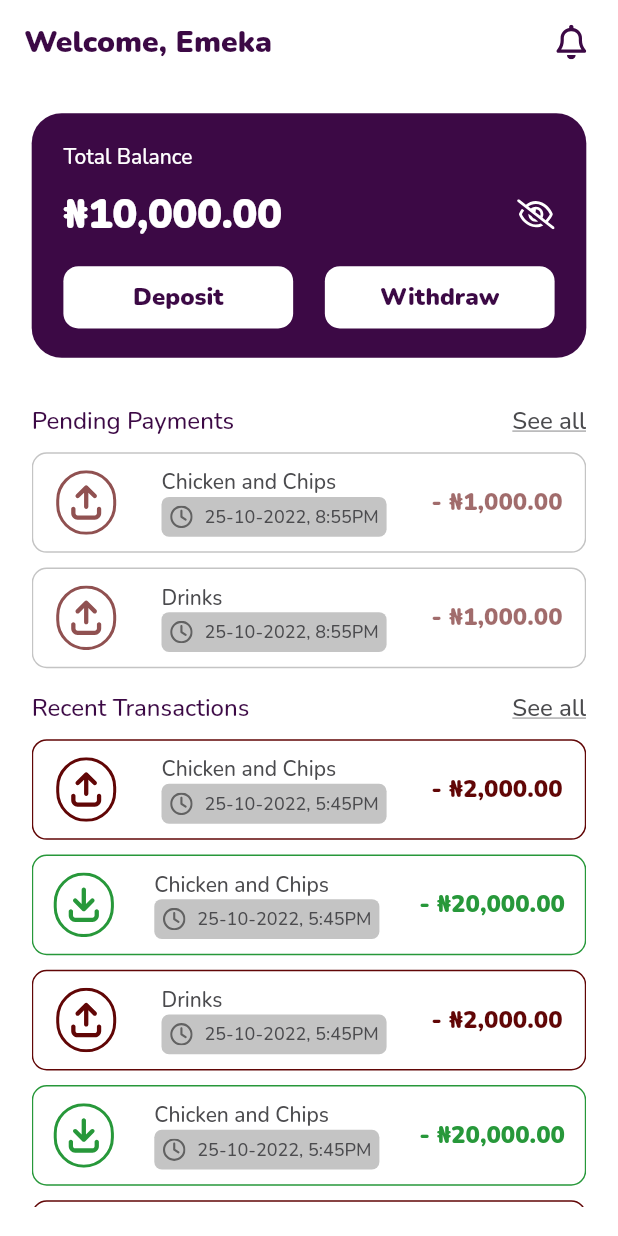
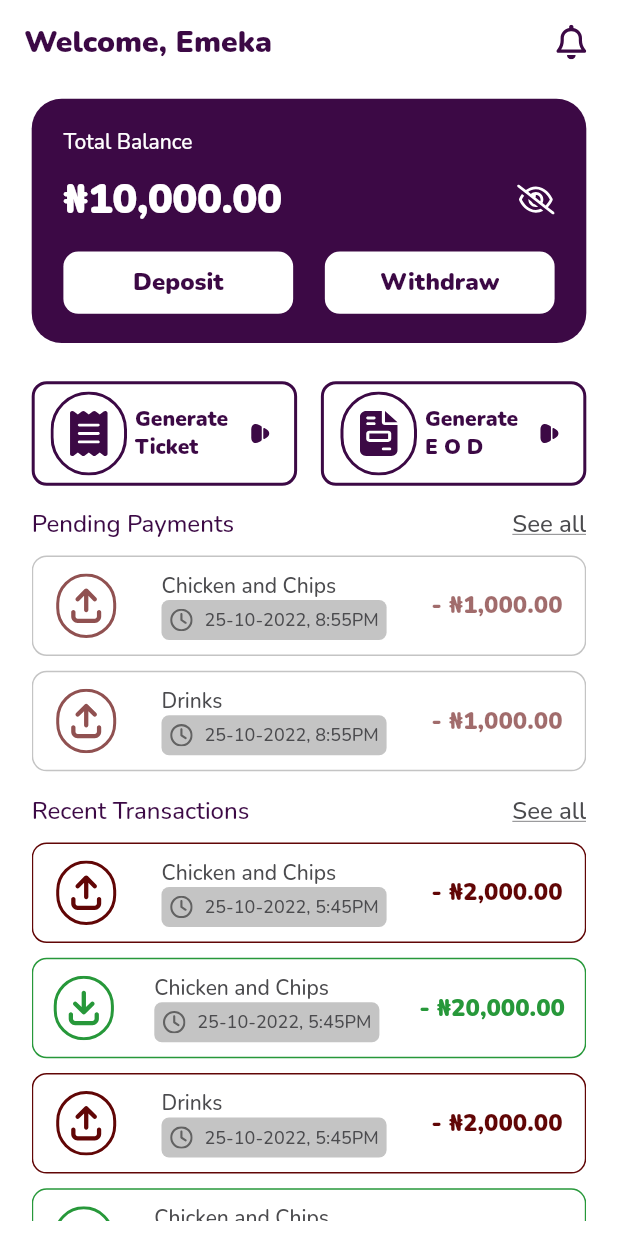
Before and after one commit to maraz-dev/hebron_pay, a Flutter app: the HomeScreen screen opened directly, on a phone screen of 412 x 824 dp. Run offline on Flutter 3.47's test engine with Material 2 defaults, Android fonts, the phone set to English and light mode, and no system bars; our stand-ins replace flutter_native_splash, flutter_svg, pinput.

Commit message:
Ticket Details Beginning

```diff
--- a/lib/constants.dart
+++ b/lib/constants.dart
@@ -32,6 +32,8 @@ String profileAvatar = "assets/images/profileAvatar.png";
 String scanImage = "assets/images/scanImage.png";
 String successTransaction = "assets/images/succesTransaction.png";
 String failedTransaction = "assets/images/failedTransaction.png";
+String qrSampleImage = "assets/images/qrSample.png";
+String qrSample = "assets/images/qrSample.png";
 
 /// Assets - Icons
 String backArrowIcon = "assets/images/icons/backArrow.svg";
@@ -52,6 +54,8 @@ String debitIcon = "assets/images/icons/debitIcon.svg";
 String creditIcon = "assets/images/icons/creditIcon.svg";
 String pendingIcon = "assets/images/icons/pendingIcon.svg";
 String timeIcon = "assets/images/icons/timeIcon.svg";
+String ticketIcon = "assets/images/icons/ticketIcon.svg";
+String eodIcon = "assets/images/icons/eodIcon.svg";
 
 /// PinThemes for default OTP
 PinTheme kDefaultPin(BuildContext context) {
--- a/lib/features/home/presentation/pages/home.dart
+++ b/lib/features/home/presentation/pages/home.dart
@@ -3,6 +3,7 @@
 import 'package:flutter/material.dart';
 import 'package:flutter_svg/flutter_svg.dart';
 import 'package:hebron_pay/constants.dart';
+import 'package:hebron_pay/features/home/presentation/pages/pending_transaction_receipt.dart';
 import 'package:hebron_pay/features/home/presentation/widgets/transaction_card.dart';
 import 'package:hebron_pay/size_config.dart';
 
@@ -35,7 +36,7 @@ class HomeScreen extends StatelessWidget {
       body: Padding(
         padding: EdgeInsets.symmetric(
             horizontal: getProportionateScreenWidth(20),
-            vertical: getProportionateScreenHeight(20)),
+            vertical: getProportionateScreenHeight(10)),
         child: Column(
           children: [
             /// Balcance, Withdraw and Deposit Box
@@ -101,12 +102,87 @@ class HomeScreen extends StatelessWidget {
             SizedBox(height: getProportionateScreenHeight(16)),
 
             /// Ticket and EOD Button
-            SizedBox(height: getProportionateScreenHeight(16)),
+            SizedBox(height: getProportionateScreenHeight(10)),
+            Row(
+              children: [
+                Expanded(
+                  child: GestureDetector(
+                    onTap: () {},
+                    child: Container(
+                      padding: EdgeInsets.symmetric(
+                          horizontal: getProportionateScreenWidth(10),
+                          vertical: getProportionateScreenHeight(5)),
+                      decoration: BoxDecoration(
+                          border: Border.all(
+                            color: kPrimaryColor,
+                            width: 2,
+                          ),
+                          borderRadius: BorderRadius.circular(10)),
+                      child: Row(
+                        mainAxisAlignment: MainAxisAlignment.spaceBetween,
+                        children: [
+                          SvgPicture.asset(ticketIcon),
+                          Text(
+                            'Generate \nTicket',
+                            style: Theme.of(context)
+                                .textTheme
+                                .bodyMedium!
+                                .copyWith(
+                                    color: kPrimaryColor,
+                                    fontWeight: FontWeight.bold),
+                          ),
+                          SvgPicture.asset(
+                            arrowRightIcon,
+                          )
+                        ],
+                      ),
+                    ),
+                  ),
+                ),
+                SizedBox(width: getProportionateScreenWidth(15)),
+                Expanded(
+                  child: GestureDetector(
+                    onTap: () {},
+                    child: Container(
+                      padding: EdgeInsets.symmetric(
+                          horizontal: getProportionateScreenWidth(10),
+                          vertical: getProportionateScreenHeight(5)),
+                      decoration: BoxDecoration(
+                          border: Border.all(
+                            color: kPrimaryColor,
+                            width: 2,
+                          ),
+                          borderRadius: BorderRadius.circular(10)),
+                      child: Row(
+                        mainAxisAlignment: MainAxisAlignment.spaceBetween,
+                        children: [
+                          SvgPicture.asset(eodIcon),
+                          Text(
+                            'Generate \nE O D',
+                            style: Theme.of(context)
+                                .textTheme
+                                .bodyMedium!
+                                .copyWith(
+                                    color: kPrimaryColor,
+                                    fontWeight: FontWeight.bold),
+                          ),
+                          SvgPicture.asset(
+                            arrowRightIcon,
+                          )
+                        ],
+                      ),
+                    ),
+                  ),
+                ),
+              ],
+            ),
 
             Expanded(
               child: SingleChildScrollView(
                 child: Column(
                   children: [
+                    SizedBox(height: getProportionateScreenHeight(15)),
+
                     /// Pending Payments
                     Row(
                       mainAxisAlignment: MainAxisAlignment.spaceBetween,
@@ -136,11 +212,17 @@ class HomeScreen extends StatelessWidget {
                       ],
                     ),
                     SizedBox(height: getProportionateScreenHeight(10)),
-                    PendingTransactionCard(
-                      ticketDescription: 'Chicken and Chips',
-                      ticketAmount: nairaAmount(1000),
-                      timeCreated: '8:55PM',
-                      dateCreated: '25-10-2022',
+                    GestureDetector(
+                      onTap: () {
+                        Navigator.pushNamed(
+                            context, PendingTransactionReceipt.id);
+                      },
+                      child: PendingTransactionCard(
+                        ticketDescription: 'Chicken and Chips',
+                        ticketAmount: nairaAmount(1000),
+                        timeCreated: '8:55PM',
+                        dateCreated: '25-10-2022',
+                      ),
                     ),
                     SizedBox(height: getProportionateScreenHeight(10)),
                     PendingTransactionCard(
@@ -219,6 +301,7 @@ class HomeScreen extends StatelessWidget {
                       timeCreated: '5:45PM',
                       dateCreated: '25-10-2022',
                     ),
+                    SizedBox(height: getProportionateScreenHeight(100))
                   ],
                 ),
               ),
--- a/lib/main.dart
+++ b/lib/main.dart
@@ -3,6 +3,7 @@ import 'package:hebron_pay/features/authentication/presentation/pages/forgot_pas
 import 'package:hebron_pay/features/authentication/presentation/pages/login.dart';
 import 'package:hebron_pay/features/authentication/presentation/pages/sign_up.dart';
 import 'package:hebron_pay/features/dashboard/presentation/pages/dashboard.dart';
+import 'package:hebron_pay/features/home/presentation/pages/pending_transaction_receipt.dart';
 import 'package:hebron_pay/features/onboarding/presentation/pages/onboarding.dart';
 import 'package:hebron_pay/features/profile/presentation/pages/change_password.dart';
 import 'package:hebron_pay/features/profile/presentation/pages/change_pin.dart';
@@ -41,7 +42,9 @@ class HebronPay extends StatelessWidget {
           TermsAndConditionScreen.id: (context) =>
               const TermsAndConditionScreen(),
           PrivacyPolicyScreen.id: (context) => const PrivacyPolicyScreen(),
-          HelpAndSupportScreen.id: (context) => const HelpAndSupportScreen()
+          HelpAndSupportScreen.id: (context) => const HelpAndSupportScreen(),
+          PendingTransactionReceipt.id: (context) =>
+              const PendingTransactionReceipt()
         });
   }
 }
```
Also changed, not shown: lib/features/home/presentation/pages/pending_transaction_receipt.dart (added, +45 -0 lines), assets/images/icons/eodIcon.svg (added), assets/images/icons/ticketIcon.svg (added), assets/images/qrSample.png (added).
